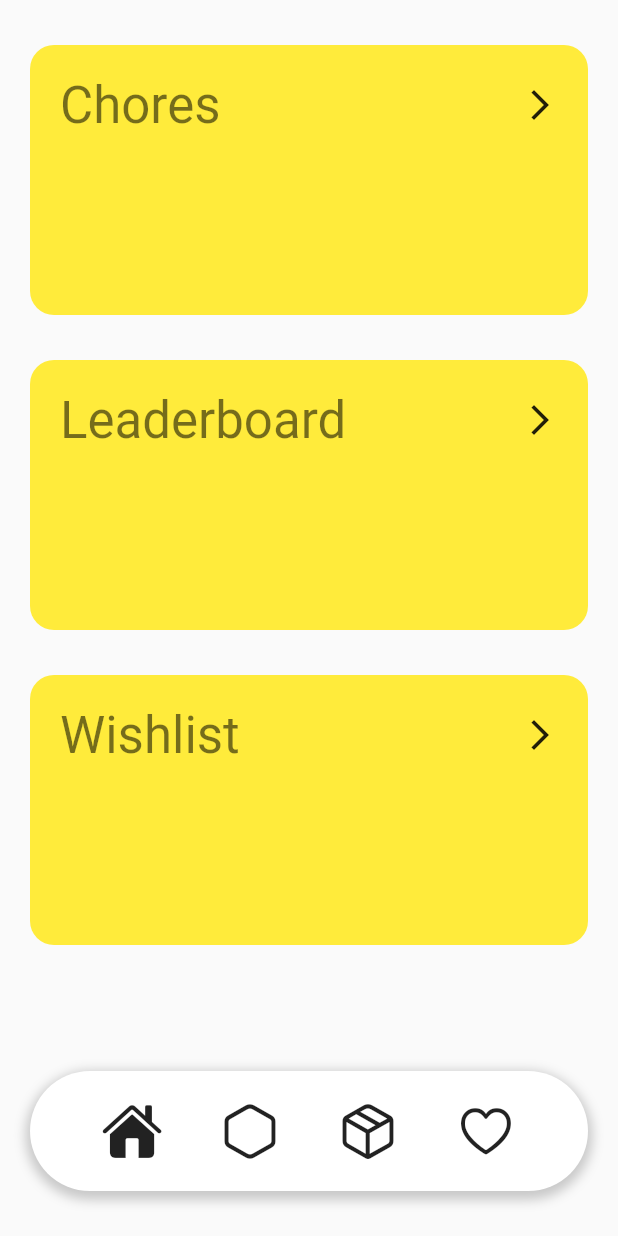
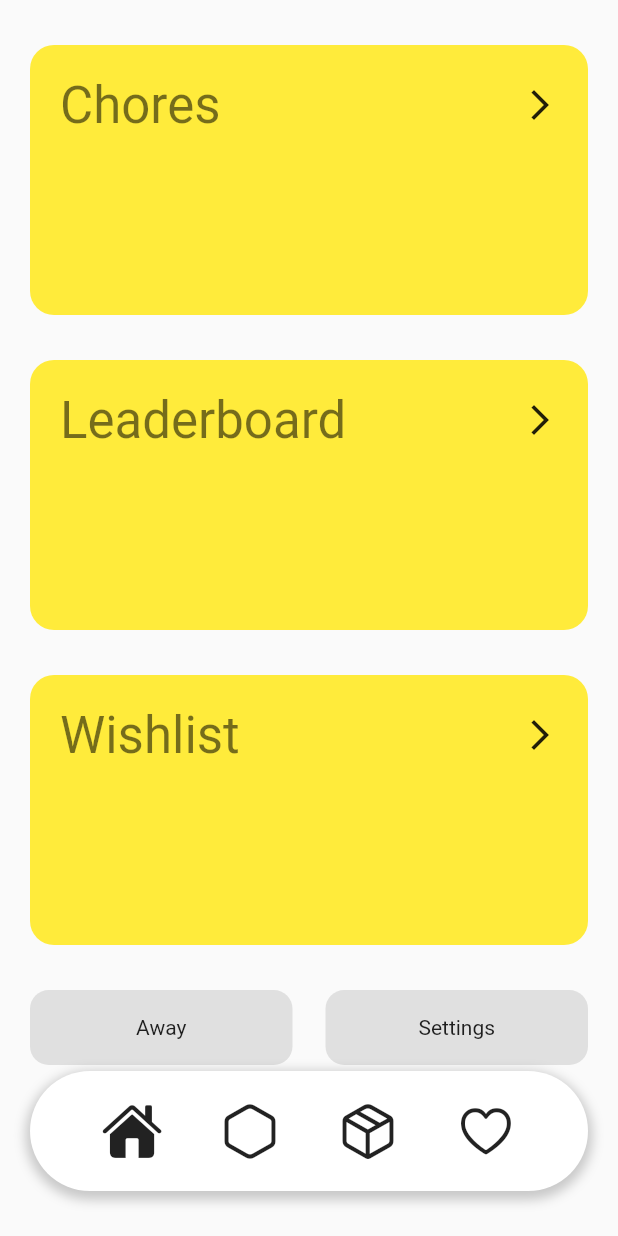
Before and after one commit to finnjwohner/chorewheel, a Flutter app: the screen it shows after launch, on a phone screen of 412 x 824 dp. Run offline on Flutter 3.47's test engine with Material 2 defaults, Android fonts, the light colour scheme and no system bars.

Commit message:
Tapping Cards
- Can now tap cards on home page to redirect to corresponding screen
- Added placeholder 'Away mode' and 'Settings' buttons

```diff
--- a/lib/homePage.dart
+++ b/lib/homePage.dart
@@ -1,7 +1,11 @@
 import 'package:flutter/material.dart';
 
+typedef CardTapCallback = Function(int);
+
 class HomePage extends StatelessWidget {
-  const HomePage({super.key});
+  const HomePage({required this.cardTapCallback, super.key});
+
+  final CardTapCallback cardTapCallback;
 
   // This widget is the root of your application.
   @override
@@ -9,7 +13,9 @@ class HomePage extends StatelessWidget {
     return SafeArea(
       child: Column(
         children: [
-          Container(
+          GestureDetector(
+            onTap: () => cardTapCallback(1),
+            child: Container(
               margin: const EdgeInsets.symmetric(vertical: 30, horizontal: 20),
               width: double.infinity,
               height: 180,
@@ -33,7 +39,10 @@ class HomePage extends StatelessWidget {
                 ),
               )
             ),
-          Container(
+          ),
+          GestureDetector(
+            onTap: () => cardTapCallback(2),
+            child: Container(
               margin: const EdgeInsets.only(bottom: 30, left: 20, right: 20),
               width: double.infinity,
               height: 180,
@@ -57,7 +66,10 @@ class HomePage extends StatelessWidget {
                 ),
               )
             ),
-          Container(
+          ),
+          GestureDetector(
+            onTap: () => cardTapCallback(3),
+            child: Container(
               margin: const EdgeInsets.only(bottom: 30, left: 20, right: 20),
               width: double.infinity,
               height: 180,
@@ -81,6 +93,40 @@ class HomePage extends StatelessWidget {
                 ),
               )
             ),
+          ),
+          Container(
+            margin: const EdgeInsets.only(bottom: 30, left: 20, right: 20),
+            width: double.infinity,
+            child: Row(
+              mainAxisAlignment: MainAxisAlignment.spaceBetween,
+              children: [
+                Container(
+                  height: 50,
+                  width: 175,
+                  decoration: BoxDecoration(
+                    color: Colors.grey[300],
+                    borderRadius: BorderRadius.circular(12.5),
+                  ),
+                  child: const Align(
+                    alignment: Alignment.center,
+                    child: Text("Away")
+                  ),
+                ),
+                Container(
+                  height: 50,
+                  width: 175,
+                  decoration: BoxDecoration(
+                    color: Colors.grey[300],
+                    borderRadius: BorderRadius.circular(12.5),
+                  ),
+                  child: const Align(
+                    alignment: Alignment.center,
+                    child: Text("Settings")
+                  ),
+                ),
+              ],
+            ),
+          ),
         ],
       ),
     );
--- a/lib/interface.dart
+++ b/lib/interface.dart
@@ -27,8 +27,10 @@ class _InterfaceState extends State<Interface> {
             onPageChanged: (value) => setState(() {
               pageIndex = value;
             }),
-            children: const [
-              HomePage(),
+            children: [
+              HomePage(
+                cardTapCallback: interfaceController.jumpToPage,
+              ),
               ChorePage(),
               WishlistPage(),
               LeaderboardPage(),
```
Also changed, not shown: lib/main.dart (+0 -9 lines). Lines whose indentation alone changed are shown as unchanged.
